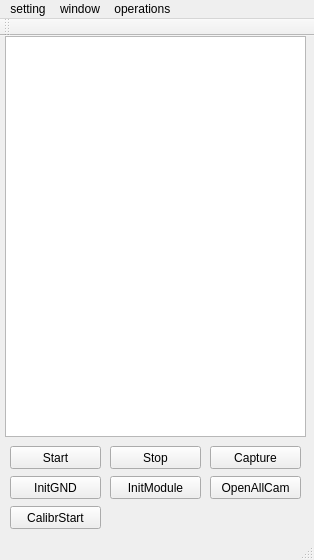
First picture: the form in src/formCameraWindow/formcamwindow.ui, repository guanglun/GLMocap, before the edit.
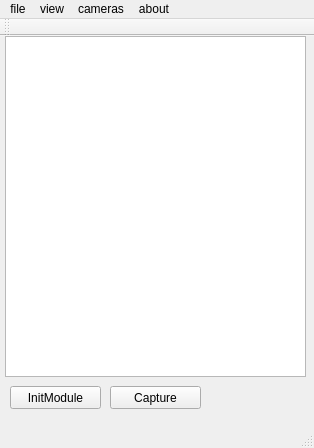
Second picture: the form after the edit.

Commit message: update calibration view and config view

The edit to the form file:
```diff
--- a/src/formCameraWindow/formcamwindow.ui
+++ b/src/formCameraWindow/formcamwindow.ui
@@ -7,13 +7,13 @@
     <x>0</x>
     <y>0</y>
     <width>314</width>
-    <height>560</height>
+    <height>448</height>
    </rect>
   </property>
   <property name="minimumSize">
    <size>
     <width>314</width>
-    <height>560</height>
+    <height>0</height>
    </size>
   </property>
   <property name="maximumSize">
@@ -32,41 +32,15 @@
       <x>5</x>
       <y>0</y>
       <width>301</width>
-      <height>401</height>
+      <height>341</height>
      </rect>
     </property>
    </widget>
-   <widget class="QPushButton" name="pb_start">
-    <property name="geometry">
-     <rect>
-      <x>10</x>
-      <y>410</y>
-      <width>91</width>
-      <height>23</height>
-     </rect>
-    </property>
-    <property name="text">
-     <string>Start</string>
-    </property>
-   </widget>
-   <widget class="QPushButton" name="pb_stop">
-    <property name="geometry">
-     <rect>
-      <x>110</x>
-      <y>410</y>
-      <width>91</width>
-      <height>23</height>
-     </rect>
-    </property>
-    <property name="text">
-     <string>Stop</string>
-    </property>
-   </widget>
    <widget class="QPushButton" name="pb_capture">
     <property name="geometry">
      <rect>
-      <x>210</x>
-      <y>410</y>
+      <x>110</x>
+      <y>350</y>
       <width>91</width>
       <height>23</height>
      </rect>
@@ -78,8 +52,8 @@
    <widget class="QPushButton" name="pb_init_module">
     <property name="geometry">
      <rect>
-      <x>110</x>
-      <y>440</y>
+      <x>10</x>
+      <y>350</y>
       <width>91</width>
       <height>23</height>
      </rect>
@@ -88,45 +62,6 @@
      <string>InitModule</string>
     </property>
    </widget>
-   <widget class="QPushButton" name="pb_open_all_cam">
-    <property name="geometry">
-     <rect>
-      <x>210</x>
-      <y>440</y>
-      <width>91</width>
-      <height>23</height>
-     </rect>
-    </property>
-    <property name="text">
-     <string>OpenAllCam</string>
-    </property>
-   </widget>
-   <widget class="QPushButton" name="pb_init_gnd">
-    <property name="geometry">
-     <rect>
-      <x>10</x>
-      <y>440</y>
-      <width>91</width>
-      <height>23</height>
-     </rect>
-    </property>
-    <property name="text">
-     <string>InitGND</string>
-    </property>
-   </widget>
-   <widget class="QPushButton" name="pb_calibr">
-    <property name="geometry">
-     <rect>
-      <x>10</x>
-      <y>470</y>
-      <width>91</width>
-      <height>23</height>
-     </rect>
-    </property>
-    <property name="text">
-     <string>CalibrStart</string>
-    </property>
-   </widget>
   </widget>
   <widget class="QMenuBar" name="menuBar">
    <property name="geometry">
@@ -134,12 +69,12 @@
      <x>0</x>
      <y>0</y>
      <width>314</width>
-     <height>23</height>
+     <height>26</height>
     </rect>
    </property>
    <widget class="QMenu" name="menu">
     <property name="title">
-     <string>setting</string>
+     <string>file</string>
     </property>
     <addaction name="actionImg_save_path"/>
     <addaction name="actionSet_threshold"/>
@@ -148,7 +83,7 @@
    </widget>
    <widget class="QMenu" name="menuWindow">
     <property name="title">
-     <string>window</string>
+     <string>view</string>
     </property>
     <addaction name="action_position"/>
     <addaction name="action3d_view"/>
@@ -157,20 +92,26 @@
    </widget>
    <widget class="QMenu" name="menuOperations">
     <property name="title">
-     <string>operations </string>
+     <string>cameras</string>
     </property>
-    <widget class="QMenu" name="menuAll">
-     <property name="title">
-      <string>All</string>
-     </property>
-     <addaction name="actionUpgrade"/>
-     <addaction name="actionConfig"/>
-    </widget>
-    <addaction name="menuAll"/>
+    <addaction name="actionConfig"/>
+    <addaction name="actionUpgrade"/>
+    <addaction name="separator"/>
+    <addaction name="actionstart"/>
+    <addaction name="actionstop"/>
+    <addaction name="separator"/>
+    <addaction name="actionopen_all_view"/>
+   </widget>
+   <widget class="QMenu" name="menuabout">
+    <property name="title">
+     <string>about</string>
+    </property>
+    <addaction name="actionversion"/>
    </widget>
    <addaction name="menu"/>
    <addaction name="menuWindow"/>
    <addaction name="menuOperations"/>
+   <addaction name="menuabout"/>
   </widget>
   <widget class="QToolBar" name="mainToolBar">
    <attribute name="toolBarArea">
```
Left out of the diff: 48 changed lines with no effect on the pictures. The commit also changes 12 other files.
